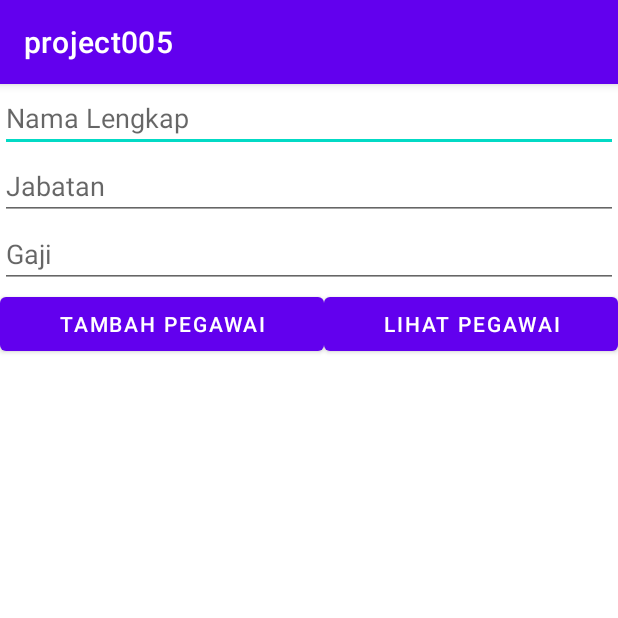
After one commit to kiadzaky/AndroidStudioProjects, an Android app: the TambahPegawaiActivity screen opened directly, with no data from a screen before it, on a phone screen of 412 x 824 dp, the top half of it. The commit adds this screen. Run offline under Robolectric (Android 15) with nearby library versions, the phone set to English and light mode, and no system bars.

Commit message:
update add data employee

```diff
--- a/project005/app/src/main/AndroidManifest.xml
+++ b/project005/app/src/main/AndroidManifest.xml
@@ -12,6 +12,9 @@
         android:supportsRtl="true"
         android:theme="@style/Theme.Project005"
         android:usesCleartextTraffic="true">
+        <activity
+            android:name=".TambahPegawaiActivity"
+            android:exported="false" />
         <activity
             android:name=".ViewDetailDataActivity"
             android:exported="false" />
--- a/project005/app/src/main/java/id/kiadzaky/project005/Konfigurasi.java
+++ b/project005/app/src/main/java/id/kiadzaky/project005/Konfigurasi.java
@@ -2,7 +2,7 @@ package id.kiadzaky.project005;
 
 public class Konfigurasi {
 
-    public static final String LINK = "http://192.168.1.54/pegawai/";
+    public static final String LINK = "http://192.168.1.170/pegawai/";
     public static final String URL_GET_ALL = LINK+"tampilSemuaPgw.php";
     public static final String URL_GET_DETAIL = LINK+"tampilPgw.php?id=";
     public static final String URL_ADD = LINK+"tambahPgw.php";
--- /dev/null
+++ b/project005/app/src/main/java/id/kiadzaky/project005/TambahPegawaiActivity.java
@@ -0,0 +1,100 @@
+package id.kiadzaky.project005;
+
+import androidx.appcompat.app.AppCompatActivity;
+
+import android.app.ProgressDialog;
+import android.content.Intent;
+import android.os.AsyncTask;
+import android.os.Bundle;
+import android.text.TextUtils;
+import android.view.View;
+import android.widget.Button;
+import android.widget.EditText;
+import android.widget.Toast;
+
+import java.util.HashMap;
+
+public class TambahPegawaiActivity extends AppCompatActivity implements View.OnClickListener {
+    private EditText edit_nama, edit_jabatan, edit_gaji;
+    private Button btn_input_employee, btn_view_employee;
+    @Override
+    protected void onCreate(Bundle savedInstanceState) {
+        super.onCreate(savedInstanceState);
+        setContentView(R.layout.activity_tambah_pegawai);
+
+        edit_nama = findViewById(R.id.edit_nama);
+        edit_jabatan = findViewById(R.id.edit_jabatan);
+        edit_gaji = findViewById(R.id.edit_gaji);
+        btn_input_employee = findViewById(R.id.btn_input_employee);
+        btn_view_employee = findViewById(R.id.btn_view_employee);
+
+        btn_input_employee.setOnClickListener(this);
+        btn_view_employee.setOnClickListener(this);
+    }
+
+    @Override
+    public void onClick(View view) {
+        if (view == btn_view_employee){
+            startActivity(new Intent(TambahPegawaiActivity.this, ViewDataActivity.class));
+        }
+        else if (view == btn_input_employee){
+            String nama = edit_nama.getText().toString().trim();
+            String jabatan = edit_jabatan.getText().toString().trim();
+            String gaji = edit_gaji.getText().toString().trim();
+            if(nama.matches("") && jabatan.matches("") && gaji.matches("")){
+                Toast.makeText(this, "Wajib Isi Data", Toast.LENGTH_SHORT).show();
+            }else{
+
+                saveDataEmployee(nama, jabatan, gaji);
+            }
+
+        }
+    }
+
+    private void saveDataEmployee(String nama, String jabatan, String gaji) {
+        // fields apa saja yang akan disimpan
+
+
+        class SaveDataEmployee extends AsyncTask<Void, Void, String>{
+            ProgressDialog loading;
+
+            @Override
+            protected void onPreExecute() {
+                super.onPreExecute();
+                loading = ProgressDialog.show(TambahPegawaiActivity.this, "Save Data",
+                        "Harap Tunggu", false,false);
+
+            }
+
+            @Override
+            protected String doInBackground(Void... voids) {
+                HashMap<String, String> params = new HashMap<>();
+                params.put(Konfigurasi.KEY_PGW_NAMA, nama);
+                params.put(Konfigurasi.KEY_PGW_JABATAN, jabatan);
+                params.put(Konfigurasi.KEY_PGW_GAJI, gaji);
+
+                HttpHandler handler = new HttpHandler();
+                String result = handler.sendPostRequest(Konfigurasi.URL_ADD, params);
+
+                return result;
+            }
+
+            @Override
+            protected void onPostExecute(String s) {
+                super.onPostExecute(s);
+                loading.dismiss();
+                Toast.makeText(TambahPegawaiActivity.this, "Berhasil Simpan Data "+ s, Toast.LENGTH_SHORT).show();
+                clearText();
+            }
+        }
+        SaveDataEmployee sdp = new SaveDataEmployee();
+        sdp.execute();
+    }
+
+    private void clearText() {
+        edit_nama.setText("");
+        edit_gaji.setText("");
+        edit_jabatan.setText("");
+        edit_nama.requestFocus();
+    }
+}
--- /dev/null
+++ b/project005/app/src/main/res/layout/activity_tambah_pegawai.xml
@@ -0,0 +1,53 @@
+<?xml version="1.0" encoding="utf-8"?>
+<LinearLayout xmlns:android="http://schemas.android.com/apk/res/android"
+    xmlns:app="http://schemas.android.com/apk/res-auto"
+    xmlns:tools="http://schemas.android.com/tools"
+    android:layout_width="match_parent"
+    android:layout_height="match_parent"
+    android:orientation="vertical"
+    tools:context=".TambahPegawaiActivity">
+
+    <EditText
+        android:id="@+id/edit_nama"
+        android:layout_width="match_parent"
+        android:layout_height="wrap_content"
+        android:ems="10"
+        android:hint="Nama Lengkap"
+        android:inputType="textPersonName" />
+
+    <EditText
+        android:id="@+id/edit_jabatan"
+        android:layout_width="match_parent"
+        android:layout_height="wrap_content"
+        android:ems="10"
+        android:hint="Jabatan"
+        android:inputType="textPersonName" />
+
+    <EditText
+        android:id="@+id/edit_gaji"
+        android:layout_width="match_parent"
+        android:layout_height="wrap_content"
+        android:ems="10"
+        android:hint="Gaji"
+        android:inputType="textLongMessage|number" />
+
+    <LinearLayout
+        android:layout_width="match_parent"
+        android:layout_height="match_parent"
+        android:orientation="horizontal">
+
+        <Button
+            android:id="@+id/btn_input_employee"
+            android:layout_width="wrap_content"
+            android:layout_height="wrap_content"
+            android:layout_weight="1"
+            android:text="Tambah Pegawai" />
+
+        <Button
+            android:id="@+id/btn_view_employee"
+            android:layout_width="wrap_content"
+            android:layout_height="wrap_content"
+            android:layout_weight="1"
+            android:text="Lihat Pegawai" />
+    </LinearLayout>
+</LinearLayout>
```
Also changed, not shown: project005/app/src/main/java/id/kiadzaky/project005/MainActivity.java (+9 -1 lines), project005/app/src/main/res/layout/activity_main.xml (+7 -1 lines).
